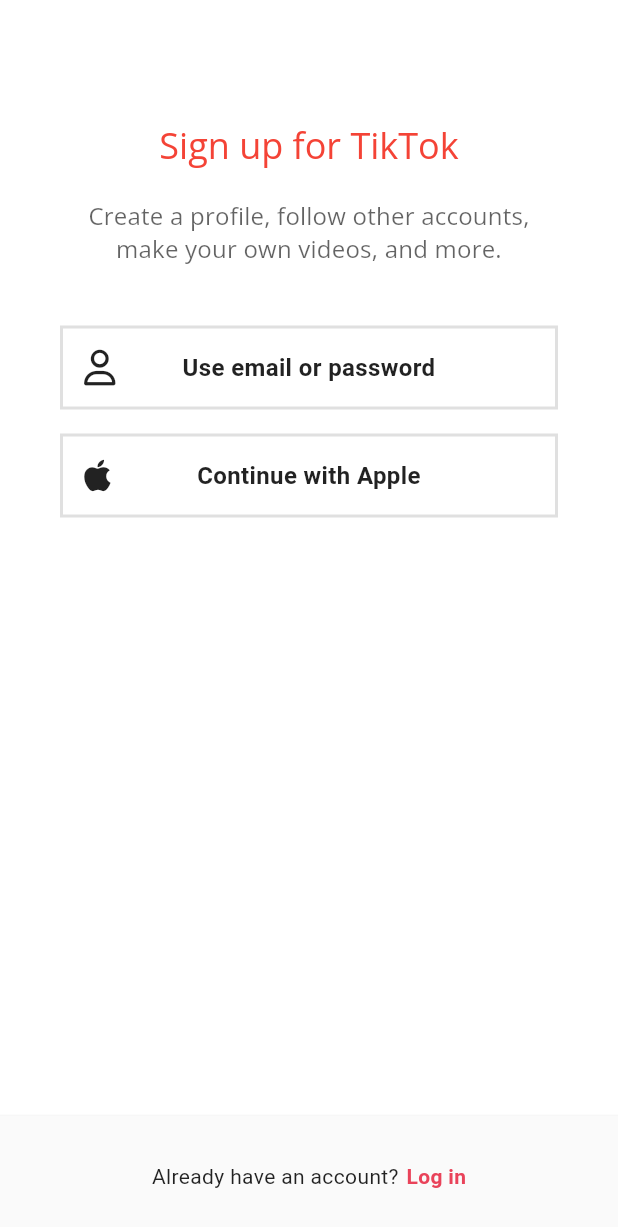
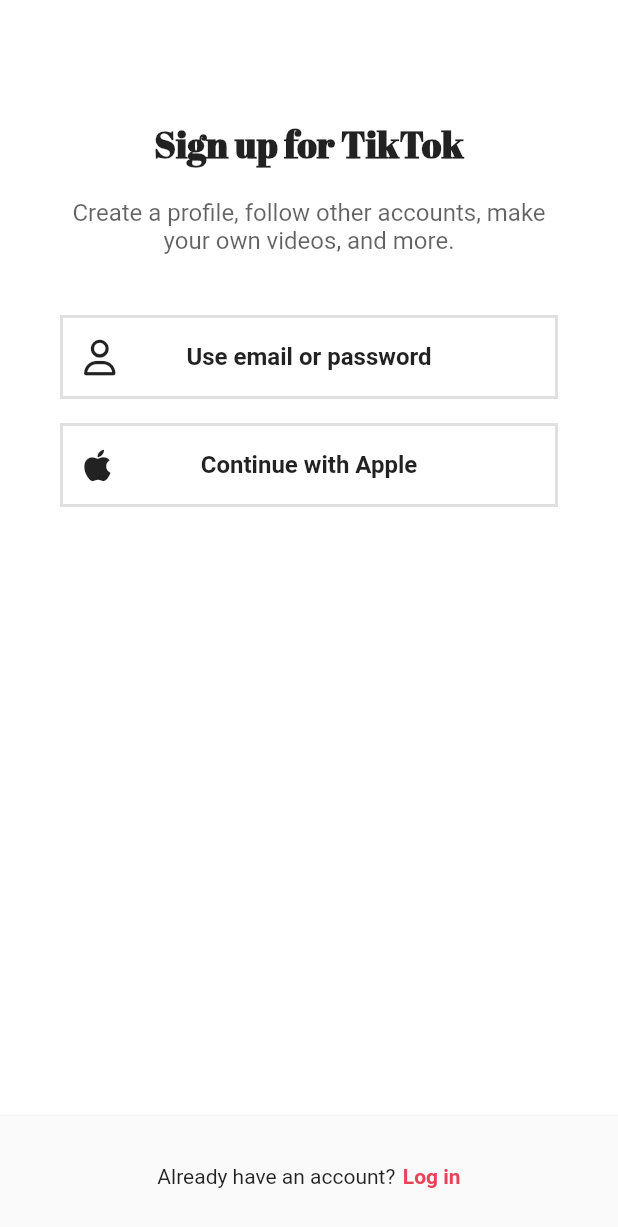
Before and after one commit to speardutch/tiktok_clone, a Flutter app: the screen it shows after launch, on a phone screen of 412 x 824 dp. Shown: the top 1227 px of the screen. Run offline on Flutter 3.47's test engine with Material 2 defaults, Android fonts, the phone set to English and light mode, and no system bars; our stand-ins replace font_awesome_flutter, google_fonts, video_player, visibility_detector; Roboto replaces fonts that are missing (Itim).

Commit message:
15.2 TextTheme

```diff
--- a/lib/features/authentication/sign_up_screen.dart
+++ b/lib/features/authentication/sign_up_screen.dart
@@ -1,5 +1,6 @@
 import 'package:flutter/material.dart';
 import 'package:font_awesome_flutter/font_awesome_flutter.dart';
+import 'package:google_fonts/google_fonts.dart';
 import 'package:tiktok_clone/constants/gaps.dart';
 import 'package:tiktok_clone/constants/sizes.dart';
 import 'package:tiktok_clone/features/authentication/login_screen.dart';
@@ -34,18 +35,21 @@ class SignUpScreen extends StatelessWidget {
             child: Column(
               children: [
                 Gaps.v80,
-                Text(
-                  "Sign up for TikTok",
-                  style: Theme.of(context).textTheme.headlineSmall!.copyWith(
-                        color: Colors.red,
+                Text("Sign up for TikTok",
+                    style: GoogleFonts.abrilFatface(
+                      textStyle: const TextStyle(
+                        fontSize: Sizes.size24,
+                        fontWeight: FontWeight.w700,
                       ),
-                ),
+                    )),
                 Gaps.v20,
-                Opacity(
+                const Opacity(
                   opacity: 0.7,
                   child: Text(
                     "Create a profile, follow other accounts, make your own videos, and more.",
-                    style: Theme.of(context).textTheme.titleMedium,
+                    style: TextStyle(
+                      fontSize: Sizes.size16,
+                    ),
                     textAlign: TextAlign.center,
                   ),
                 ),
--- a/lib/main.dart
+++ b/lib/main.dart
@@ -22,34 +22,7 @@ class TikTokApp extends StatelessWidget {
       themeMode: ThemeMode.system,
       theme: ThemeData(
         brightness: Brightness.light,
-        textTheme: TextTheme(
-          displayLarge: GoogleFonts.openSans(
-              fontSize: 95, fontWeight: FontWeight.w300, letterSpacing: -1.5),
-          displayMedium: GoogleFonts.openSans(
-              fontSize: 59, fontWeight: FontWeight.w300, letterSpacing: -0.5),
-          displaySmall:
-              GoogleFonts.openSans(fontSize: 48, fontWeight: FontWeight.w400),
-          headlineMedium: GoogleFonts.openSans(
-              fontSize: 34, fontWeight: FontWeight.w400, letterSpacing: 0.25),
-          headlineSmall:
-              GoogleFonts.openSans(fontSize: 24, fontWeight: FontWeight.w400),
-          titleLarge: GoogleFonts.openSans(
-              fontSize: 20, fontWeight: FontWeight.w500, letterSpacing: 0.15),
-          titleMedium: GoogleFonts.openSans(
-              fontSize: 16, fontWeight: FontWeight.w400, letterSpacing: 0.15),
-          titleSmall: GoogleFonts.openSans(
-              fontSize: 14, fontWeight: FontWeight.w500, letterSpacing: 0.1),
-          bodyLarge: GoogleFonts.roboto(
-              fontSize: 16, fontWeight: FontWeight.w400, letterSpacing: 0.5),
-          bodyMedium: GoogleFonts.roboto(
-              fontSize: 14, fontWeight: FontWeight.w400, letterSpacing: 0.25),
-          labelLarge: GoogleFonts.roboto(
-              fontSize: 14, fontWeight: FontWeight.w500, letterSpacing: 1.25),
-          bodySmall: GoogleFonts.roboto(
-              fontSize: 12, fontWeight: FontWeight.w400, letterSpacing: 0.4),
-          labelSmall: GoogleFonts.roboto(
-              fontSize: 10, fontWeight: FontWeight.w400, letterSpacing: 1.5),
-        ),
+        textTheme: GoogleFonts.itimTextTheme(),
         scaffoldBackgroundColor: Colors.white,
         primaryColor: const Color(0xFFE9435A),
         appBarTheme: const AppBarTheme(
@@ -63,6 +36,9 @@ class TikTokApp extends StatelessWidget {
         ),
       ),
       darkTheme: ThemeData(
+        textTheme: GoogleFonts.itimTextTheme(
+          ThemeData(brightness: Brightness.dark).textTheme,
+        ),
         brightness: Brightness.dark,
         scaffoldBackgroundColor: Colors.black,
         bottomAppBarTheme: BottomAppBarTheme(
```
